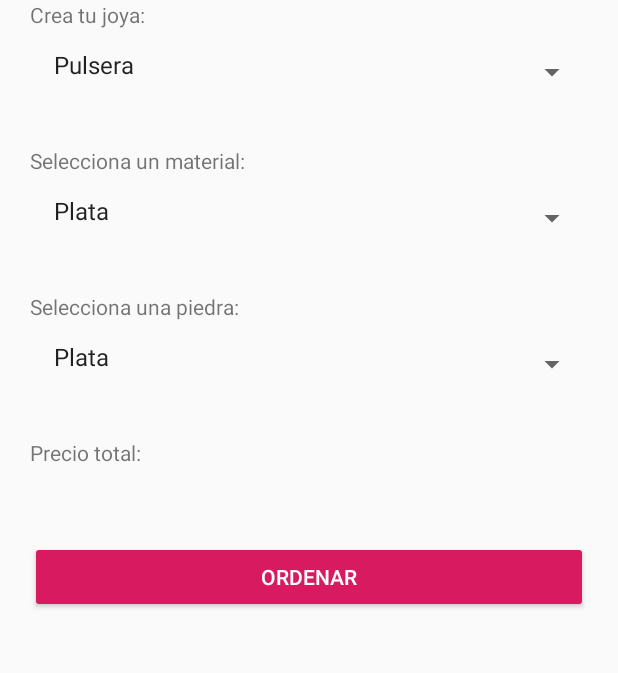
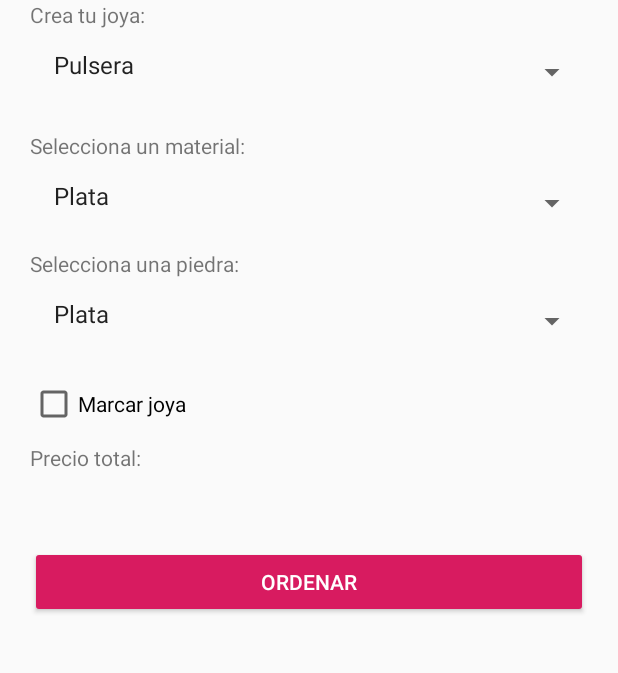
Before and after one commit to Rluckert/joyeria-android, an Android app: the CreateOrder screen opened directly, with no data from a screen before it, on a phone screen of 412 x 824 dp, the part 193-866 px from its top. Run offline under Robolectric (Android 15) with nearby library versions, the phone set to English and light mode, and no system bars.

Commit message:
checbox añadido

```diff
--- a/app/src/main/res/layout/create_order.xml
+++ b/app/src/main/res/layout/create_order.xml
@@ -32,7 +32,7 @@
             android:id="@+id/spinnerTypes"
             android:layout_width="match_parent"
             android:layout_height="wrap_content"
-            android:layout_marginBottom="20dp"
+            android:layout_marginBottom="10dp"
             android:paddingBottom="10dp" />
 
         <TextView
@@ -45,7 +45,7 @@
             android:id="@+id/spinnerMaterials1"
             android:layout_width="match_parent"
             android:layout_height="wrap_content"
-            android:layout_marginBottom="20dp"
+            android:layout_marginBottom="1dp"
             android:paddingBottom="10dp" />
 
         <TextView
@@ -58,8 +58,15 @@
             android:id="@+id/spinnerMaterials2"
             android:layout_width="match_parent"
             android:layout_height="wrap_content"
-            android:layout_marginBottom="20dp"
+            android:layout_marginBottom="10dp"
             android:paddingBottom="10dp" />
+
+        <CheckBox
+            android:id="@+id/checkBox"
+            android:layout_width="match_parent"
+            android:layout_height="wrap_content"
+            android:layout_marginBottom="10dp"
+            android:text="@string/check_write_jewel" />
 
         <TextView
             android:id="@+id/txt_price"
@@ -80,6 +87,7 @@
             android:layout_height="wrap_content"
             android:onClick="saveOrder"
             android:text="@string/btn_order" />
+
     </LinearLayout>
 
 </android.support.constraint.ConstraintLayout>
--- a/app/src/main/res/values/strings.xml
+++ b/app/src/main/res/values/strings.xml
@@ -1,5 +1,6 @@
 <resources>
     <string name="app_name">Joyería Wiston</string>
+
 
     <string name="create">Crea tu joya</string>
     <string name="list">Ver tús ordenes</string>
@@ -45,5 +46,7 @@
 
     <string name="no_records">No hay órdenes en el momento</string>
     <string name="view_orders">Ver órdenes</string>
+    <string name="check_write_jewel">Marcar joya</string>
+
 
 </resources>
```
